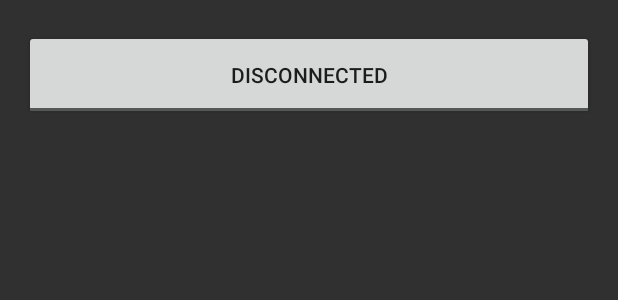
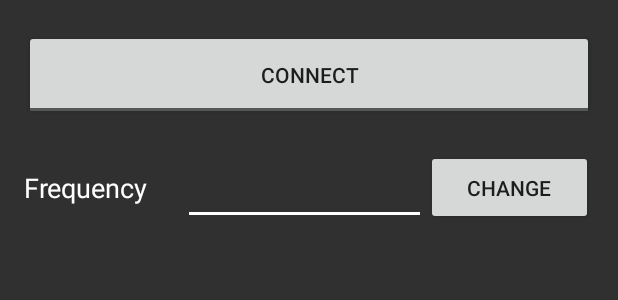
Before and after one commit to awaisiosdev/cwp-client, an Android app: the layout fragment_control.xml on its own in the app's theme, with its tools: preview values and no code run, on a phone screen of 412 x 824 dp. Shown: the top 300 px of the screen. Run offline under Robolectric (Android 15) with nearby library versions, the phone set to English and light mode, and no system bars.

Commit message:
Doings 6 - Implementation Updates
- Added UI to change frequency rapidly.
- Some refactor.
- Fixed the problem, where keyboard popup was hiding the toolbar.

```diff
--- a/app/src/main/res/layout/activity_main.xml
+++ b/app/src/main/res/layout/activity_main.xml
@@ -21,7 +21,6 @@
             android:layout_height="?attr/actionBarSize"
             android:layout_weight="1"
             android:background="?attr/colorPrimary"
-            app:layout_scrollFlags="scroll|enterAlways"
             app:popupTheme="@style/AppTheme.PopupOverlay"
             app:title="@string/app_name">
 
--- a/app/src/main/res/layout/fragment_control.xml
+++ b/app/src/main/res/layout/fragment_control.xml
@@ -7,8 +7,14 @@
 
     <LinearLayout
         android:layout_width="match_parent"
+        android:layout_height="match_parent"
+        android:orientation="vertical"
+        >
+
+        <LinearLayout
+            android:layout_width="match_parent"
             android:layout_height="wrap_content"
-        android:orientation="vertical"
+            android:orientation="horizontal"
             android:paddingLeft="16dp"
             android:paddingRight="16dp"
             android:paddingTop="20dp"
@@ -18,13 +24,51 @@
                 android:id="@+id/connectionSwitch"
                 android:layout_width="match_parent"
                 android:layout_height="60.0dp"
-            android:textOn="@string/Connected"
-            android:textOff="@string/Disconnected"
+                android:textOn="@string/Disconnect"
+                android:textOff="@string/Connect"
                 android:gravity="center"
                 />
 
         </LinearLayout>
 
+        <LinearLayout
+            android:layout_width="match_parent"
+            android:layout_height="70dp"
+            android:orientation="horizontal"
+            android:paddingLeft="16dp"
+            android:paddingRight="16dp"
+            android:paddingTop="20dp">
 
+            <TextView
+                android:layout_width="wrap_content"
+                android:layout_height="match_parent"
+                android:text="@string/pref_connection_frequency_title"
+                android:textColor="@color/white"
+                android:gravity="left|center"
+                android:textSize="18sp"
+                android:layout_weight="0.2"
+                />
 
+            <EditText
+                android:id="@+id/frequencyValue"
+                android:layout_width="wrap_content"
+                android:layout_height="match_parent"
+                android:cursorVisible="true"
+                android:inputType="numberSigned"
+                android:layout_weight="1.2"
+                android:textColor="@color/white"
+                android:backgroundTint="@color/white"
+                android:textCursorDrawable="@null"
+                android:imeOptions="actionDone"
+            />
+            <Button
+                android:layout_width="wrap_content"
+                android:layout_height="match_parent"
+                android:text="@string/change"
+                android:id="@+id/changeFrequency"
+                android:layout_weight="0.2"
+                />
+
+        </LinearLayout>
+    </LinearLayout>
 </FrameLayout>
--- a/app/src/main/res/values/colors.xml
+++ b/app/src/main/res/values/colors.xml
@@ -4,4 +4,5 @@
     <color name="colorPrimaryDark">#212121</color>
     <color name="colorAccent">#D81B60</color>
     <color name="fragmentBgColor">#303030</color>
+    <color name="white">#FFFFFF</color>
 </resources>
--- a/app/src/main/res/values/strings.xml
+++ b/app/src/main/res/values/strings.xml
@@ -1,8 +1,11 @@
 <resources>
     <string name="app_name">CWP Client 06</string>
+    <string name="Connect">Connect</string>
+    <string name="Disconnect">Disconnect</string>
     <string name="Connected">Connected</string>
     <string name="Disconnected">Disconnected</string>
     <string name="title_activity_settings">Settings</string>
+    <string name="change">CHANGE</string>
 
     <!-- Connection settings -->
     <string name="pref_header_general">Connection</string>
```
Also changed, not shown: app/src/main/java/esde06/tol/oulu/fi/ControlFragment.java (+62 -16 lines). Lines whose indentation alone changed are shown as unchanged.
